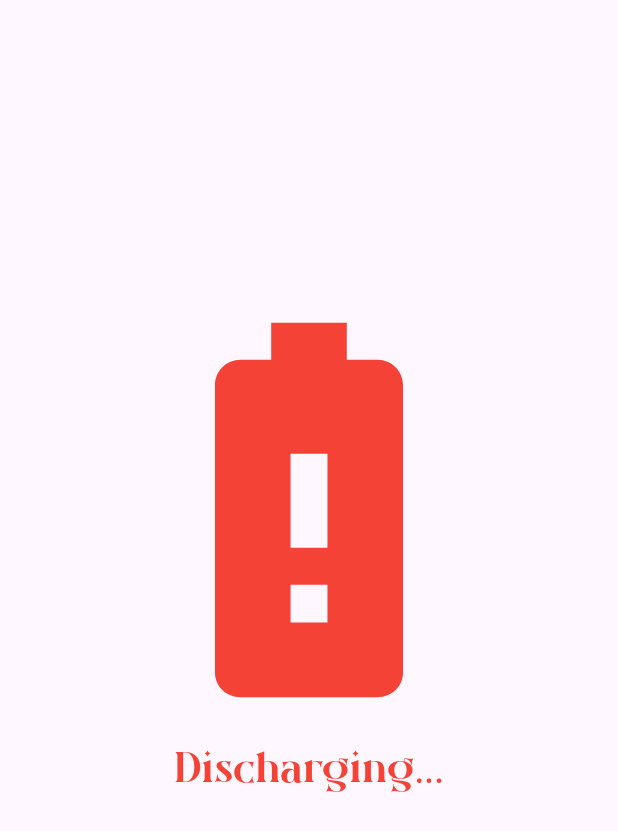
After one commit to 0122345/flutter-Calculator, a Flutter app: the BatteryLevel screen opened directly, on a phone screen of 412 x 824 dp. The commit adds this screen. Shown: the top 831 px of the screen. Run offline on Flutter 3.47's test engine with Material 3 defaults, Android fonts, the phone set to English and light mode, and no system bars; our stand-ins replace adaptive_theme, battery, google_nav_bar.

Commit message:
battery detection logic

```diff
--- /dev/null
+++ b/lib/components/battery.dart
@@ -0,0 +1,115 @@
+
+import 'dart:async';
+import 'package:flutter/material.dart';
+import 'package:battery/battery.dart';
+
+class BatteryLevel extends StatefulWidget {
+  const BatteryLevel({super.key});
+
+  @override
+  _BatteryLevelState createState() => _BatteryLevelState();
+}
+
+class _BatteryLevelState extends State<BatteryLevel> {
+  final battery = Battery();
+  int batteryLevel = 100;
+  BatteryState batteryState = BatteryState.full;
+
+  late Timer timer;
+  late StreamSubscription subscription;
+
+  @override
+  void initState() {
+    super.initState();
+
+    listenBatteryLevel();
+    listenBatteryState();
+  }
+
+  void listenBatteryState() =>
+      subscription = battery.onBatteryStateChanged.listen(
+        (batteryState) => setState(() => this.batteryState = batteryState),
+      );
+
+  void listenBatteryLevel() {
+    updateBatteryLevel();
+
+    timer = Timer.periodic(
+      Duration(seconds: 10),
+      (_) async => updateBatteryLevel(),
+    );
+  }
+
+  Future updateBatteryLevel() async {
+    final batteryLevel = await battery.batteryLevel;
+
+    setState(() => this.batteryLevel = batteryLevel);
+  }
+
+  @override
+  void dispose() {
+    timer.cancel();
+    subscription.cancel();
+
+    super.dispose();
+  }
+
+  @override
+  Widget build(BuildContext context) => Scaffold(
+
+        body: Center(
+          child: Column(
+            mainAxisAlignment: MainAxisAlignment.center,
+            children: [
+              buildBatteryState(batteryState),
+              const SizedBox(height: 32),
+              buildBatteryLevel(batteryLevel),
+            ],
+          ),
+        ),
+      );
+
+  Widget buildBatteryState(BatteryState batteryState) {
+    final style = TextStyle(fontSize: 32, color: Colors.white);
+    final double size = 300;
+
+    switch (batteryState) {
+      case BatteryState.full:
+        final color = Colors.green;
+
+        return Column(
+          children: [
+            Icon(Icons.battery_full, size: size, color: color),
+            Text('Full!', style: style.copyWith(color: color)),
+          ],
+        );
+      case BatteryState.charging:
+        final color = Colors.green;
+
+        return Column(
+          children: [
+            Icon(Icons.battery_charging_full, size: size, color: color),
+            Text('Charging...', style: style.copyWith(color: color)),
+          ],
+        );
+      case BatteryState.discharging:
+      default:
+        final color = Colors.red;
+        return Column(
+          children: [
+            Icon(Icons.battery_alert, size: size, color: color),
+            Text('Discharging...', style: style.copyWith(color: color)),
+          ],
+        );
+    }
+  }
+
+  Widget buildBatteryLevel(int batteryLevel) => Text(
+        '$batteryLevel%',
+        style: TextStyle(
+          fontSize: 46,
+          color: Colors.white,
+          fontWeight: FontWeight.bold,
+        ),
+      );
+}
--- a/lib/home_page.dart
+++ b/lib/home_page.dart
@@ -1,5 +1,6 @@
 import 'package:adaptive_theme/adaptive_theme.dart';
 import 'package:calculator/components/appbar.dart';
+import 'package:calculator/components/battery.dart';
 import 'package:calculator/components/calc.dart';
 import 'package:calculator/components/drawer.dart';
 import 'package:calculator/components/login.dart';
@@ -21,6 +22,7 @@ class _HomePageState extends State<HomePage> {
     Calculator(),
     LoginPage(),
     SignUpPage(),
+    BatteryLevel(),
   ];
 
   void _onItemTapped(int index) {
@@ -118,6 +120,10 @@ class _HomePageState extends State<HomePage> {
                   icon: Icons.person_add,
                   text: 'SignUp',
                 ),
+                GButton(
+                  icon: Icons.battery_alert,
+                  text: 'Battery Level',
+                ),
               ],
               selectedIndex: _selectedIndex,
               onTabChange: _onItemTapped,
--- a/pubspec.yaml
+++ b/pubspec.yaml
@@ -38,6 +38,7 @@ dependencies:
   cupertino_icons: ^1.0.6
   google_nav_bar: ^5.0.6
   adaptive_theme: ^3.6.0
+  battery: ^2.0.3
 
 dev_dependencies:
   flutter_test:
```
Also changed, not shown: pubspec.lock.
